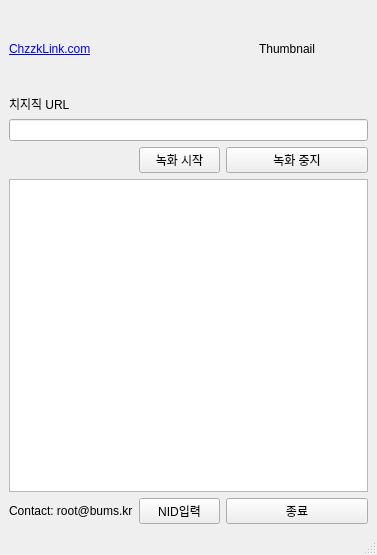
Qt form ChzzkLinkUI.ui (reretay/ChzzkLink) before a commit.
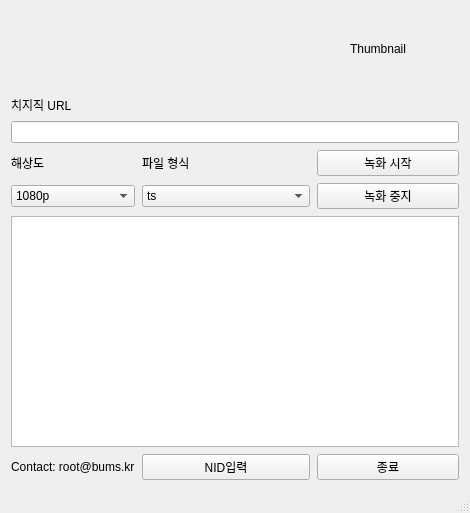
The same form after that commit. Icons and pictures are not drawn.

Commit message: Resolution & Format select

The edit to the form file:
```diff
--- a/ChzzkLinkUI.ui
+++ b/ChzzkLinkUI.ui
@@ -6,10 +6,16 @@
    <rect>
     <x>0</x>
     <y>0</y>
-    <width>377</width>
-    <height>555</height>
+    <width>470</width>
+    <height>513</height>
    </rect>
   </property>
+  <property name="maximumSize">
+   <size>
+    <width>470</width>
+    <height>4000</height>
+   </size>
+  </property>
   <property name="windowTitle">
    <string>ChzzkLink_Alpha</string>
   </property>
@@ -17,37 +23,30 @@
    <iconset>
     <normaloff>icon.png</normaloff>icon.png</iconset>
   </property>
+  <property name="layoutDirection">
+   <enum>Qt::LeftToRight</enum>
+  </property>
   <widget class="QWidget" name="centralwidget">
-   <layout class="QGridLayout" name="gridLayout">
-    <item row="6" column="2">
-     <widget class="QPushButton" name="pushButton_end">
-      <property name="text">
-       <string>종료</string>
-      </property>
-     </widget>
-    </item>
-    <item row="4" column="2">
-     <widget class="QPushButton" name="pushButton_stop">
-      <property name="text">
-       <string>녹화 중지</string>
-      </property>
-     </widget>
-    </item>
-    <item row="2" column="0">
-     <widget class="QLabel" name="label">
-      <property name="text">
-       <string>치지직 URL</string>
-      </property>
-     </widget>
-    </item>
-    <item row="4" column="1">
-     <widget class="QPushButton" name="pushButton_start">
-      <property name="text">
-       <string>녹화 시작</string>
-      </property>
-     </widget>
-    </item>
-    <item row="6" column="0">
+   <property name="enabled">
+    <bool>true</bool>
+   </property>
+   <layout class="QGridLayout" name="gridLayout" columnstretch="0,0,0,0">
+    <property name="sizeConstraint">
+     <enum>QLayout::SetDefaultConstraint</enum>
+    </property>
+    <property name="leftMargin">
+     <number>11</number>
+    </property>
+    <property name="rightMargin">
+     <number>11</number>
+    </property>
+    <property name="bottomMargin">
+     <number>11</number>
+    </property>
+    <property name="spacing">
+     <number>7</number>
+    </property>
+    <item row="10" column="0">
      <widget class="QLabel" name="label_2">
       <property name="text">
        <string>&lt;a href=&quot;mailto:﻿&quot;root@bums.kr&quot;&gt;Contact: root@bums.kr&lt;/a&gt;</string>
@@ -57,7 +56,26 @@
       </property>
      </widget>
     </item>
-    <item row="5" column="0" colspan="3">
+    <item row="1" column="0">
+     <widget class="QLabel" name="label_3">
+      <property name="text">
+       <string/>
+      </property>
+      <property name="textFormat">
+       <enum>Qt::RichText</enum>
+      </property>
+      <property name="pixmap">
+       <pixmap>icon.png</pixmap>
+      </property>
+      <property name="alignment">
+       <set>Qt::AlignCenter</set>
+      </property>
+      <property name="openExternalLinks">
+       <bool>true</bool>
+      </property>
+     </widget>
+    </item>
+    <item row="9" column="0" colspan="4">
      <widget class="QTextBrowser" name="textBrowser">
       <property name="html">
        <string>&lt;!DOCTYPE HTML PUBLIC &quot;-//W3C//DTD HTML 4.0//EN&quot; &quot;http://www.w3.org/TR/REC-html40/strict.dtd&quot;&gt;
@@ -68,17 +86,83 @@
       </property>
      </widget>
     </item>
-    <item row="3" column="0" colspan="3">
-     <widget class="QLineEdit" name="lineEdit_channel_id"/>
-    </item>
-    <item row="6" column="1">
+    <item row="10" column="1" colspan="2">
      <widget class="QPushButton" name="pushButton_nid">
       <property name="text">
        <string>NID입력</string>
       </property>
      </widget>
     </item>
-    <item row="1" column="2">
+    <item row="6" column="0">
+     <widget class="QComboBox" name="comboBox">
+      <property name="currentText">
+       <string>1080p</string>
+      </property>
+      <property name="maxCount">
+       <number>2147483645</number>
+      </property>
+      <property name="insertPolicy">
+       <enum>QComboBox::InsertAfterCurrent</enum>
+      </property>
+      <item>
+       <property name="text">
+        <string>1080p</string>
+       </property>
+      </item>
+      <item>
+       <property name="text">
+        <string>720p</string>
+       </property>
+      </item>
+      <item>
+       <property name="text">
+        <string>480p</string>
+       </property>
+      </item>
+     </widget>
+    </item>
+    <item row="4" column="0">
+     <widget class="QLabel" name="label_5">
+      <property name="text">
+       <string>해상도 </string>
+      </property>
+      <property name="alignment">
+       <set>Qt::AlignLeading|Qt::AlignLeft|Qt::AlignVCenter</set>
+      </property>
+     </widget>
+    </item>
+    <item row="4" column="3">
+     <widget class="QPushButton" name="pushButton_start">
+      <property name="text">
+       <string>녹화 시작</string>
+      </property>
+     </widget>
+    </item>
+    <item row="2" column="0">
+     <widget class="QLabel" name="label">
+      <property name="text">
+       <string>치지직 URL</string>
+      </property>
+     </widget>
+    </item>
+    <item row="6" column="1" colspan="2">
+     <widget class="QComboBox" name="comboBox_2">
+      <item>
+       <property name="text">
+        <string>ts</string>
+       </property>
+      </item>
+      <item>
+       <property name="text">
+        <string>mp4</string>
+       </property>
+      </item>
+     </widget>
+    </item>
+    <item row="3" column="0" colspan="4">
+     <widget class="QLineEdit" name="lineEdit_channel_id"/>
+    </item>
+    <item row="1" column="3">
      <widget class="QLabel" name="label_4">
       <property name="minimumSize">
        <size>
@@ -97,16 +181,27 @@
       </property>
      </widget>
     </item>
-    <item row="1" column="0">
-     <widget class="QLabel" name="label_3">
+    <item row="4" column="1">
+     <widget class="QLabel" name="label_6">
       <property name="text">
-       <string>&lt;html&gt;&lt;head/&gt;&lt;body&gt;&lt;p&gt;&lt;a href=&quot;\&amp;quot;http://chzzklink.com/\&amp;quot;&quot;&gt;&lt;span style=&quot; text-decoration: underline; color:#0000ff;&quot;&gt;ChzzkLink.com&lt;/span&gt;&lt;/a&gt;&lt;/p&gt;&lt;/body&gt;&lt;/html&gt;</string>
+       <string>파일 형식</string>
       </property>
-      <property name="textFormat">
-       <enum>Qt::RichText</enum>
+      <property name="alignment">
+       <set>Qt::AlignLeading|Qt::AlignLeft|Qt::AlignVCenter</set>
       </property>
-      <property name="openExternalLinks">
-       <bool>true</bool>
+     </widget>
+    </item>
+    <item row="6" column="3">
+     <widget class="QPushButton" name="pushButton_stop">
+      <property name="text">
+       <string>녹화 중지</string>
+      </property>
+     </widget>
+    </item>
+    <item row="10" column="3">
+     <widget class="QPushButton" name="pushButton_end">
+      <property name="text">
+       <string>종료</string>
       </property>
      </widget>
     </item>
```
Left out of the diff: 4 changed lines with no effect on the pictures. The commit also changes 1 other file.
